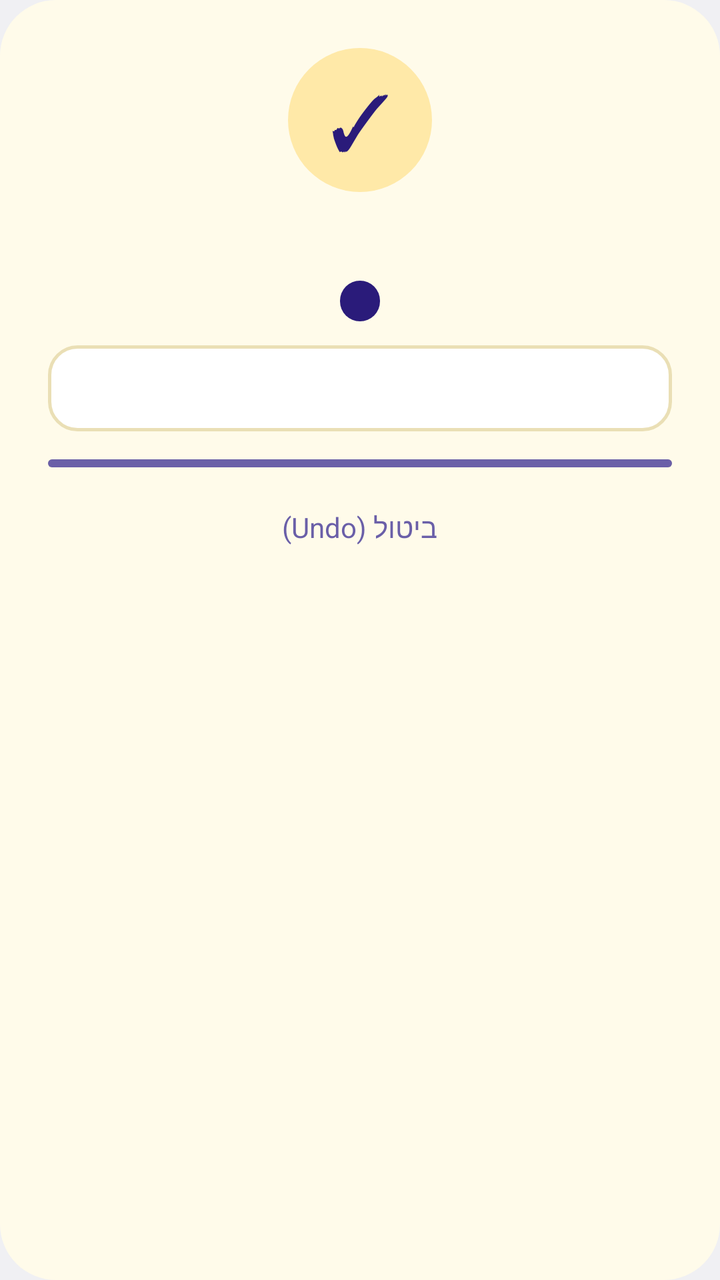
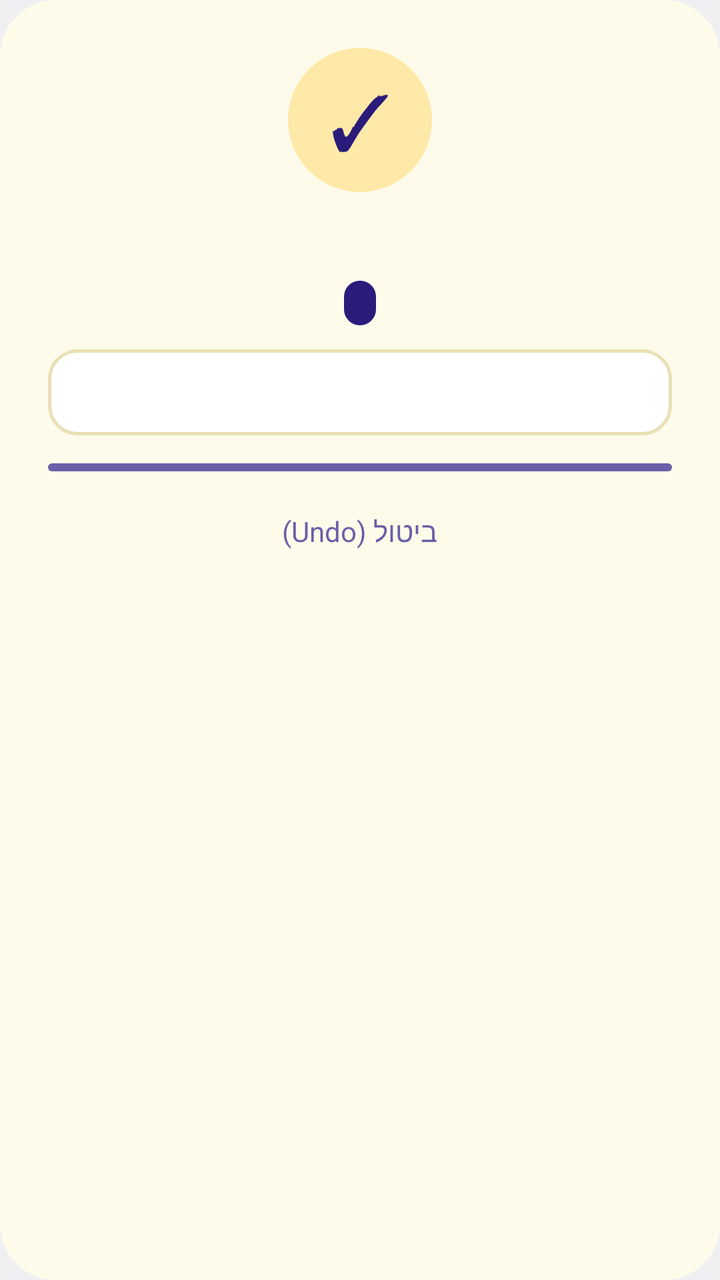

An Android layout rendered at two revisions. The XML below is the earlier revision; the diff shows what the commit changed to produce the second picture.
<!-- AndroidManifest.xml: application theme android:Theme.DeviceDefault.Light.DarkActionBar -->
<!-- res/layout/card_saved.xml -->
<LinearLayout xmlns:android="http://schemas.android.com/apk/res/android"
    android:layout_width="300dp" android:layout_height="wrap_content" android:orientation="vertical"
    android:gravity="center_horizontal" android:padding="24dp" android:background="@drawable/listen_bg"
    android:layoutDirection="rtl">
    <TextView android:id="@+id/check" android:layout_width="72dp" android:layout_height="72dp"
        android:background="@drawable/saved_circle" android:gravity="center" android:text="✓"
        android:textColor="#2A1B7A" android:textSize="38sp" />
    <TextView android:id="@+id/headline" android:layout_width="wrap_content" android:layout_height="wrap_content"
        android:layout_marginTop="14dp" android:gravity="center" android:textColor="#2A1B7A"
        android:textSize="18sp" android:textStyle="bold" />
    <TextView android:id="@+id/chip" android:layout_width="wrap_content" android:layout_height="wrap_content"
        android:layout_marginTop="6dp" android:background="@drawable/chip_task" android:paddingStart="10dp"
        android:paddingEnd="10dp" android:paddingTop="2dp" android:paddingBottom="2dp" android:textColor="#FFC72C"
        android:textSize="12sp" android:textStyle="bold" />
    <TextView android:id="@+id/summary" android:layout_width="match_parent" android:layout_height="wrap_content"
        android:layout_marginTop="12dp" android:background="@drawable/summary_bg" android:gravity="start"
        android:lineSpacingMultiplier="1.3" android:padding="12dp" android:textColor="#2A1B7A" android:textSize="14sp" />
    <LinearLayout android:id="@+id/invites" android:layout_width="match_parent" android:layout_height="wrap_content"
        android:orientation="vertical" android:visibility="gone" />
    <ProgressBar android:id="@+id/countdown" style="@android:style/Widget.ProgressBar.Horizontal"
        android:layout_width="match_parent" android:layout_height="4dp" android:layout_marginTop="14dp"
        android:max="5000" android:progress="5000" android:progressTint="#6A5FA8" android:progressBackgroundTint="#EADFB5" />
    <TextView android:id="@+id/undo" android:minHeight="48dp" android:minWidth="48dp" android:gravity="center" android:layout_width="wrap_content" android:layout_height="wrap_content"
        android:layout_marginTop="6dp" android:padding="8dp" android:text="ביטול (Undo)" android:textColor="#6A5FA8"
        android:textSize="14sp" />
</LinearLayout>
<!-- resources referenced by this layout -->
<resources>
  <!-- drawable chip_task (drawable) -->
  <shape xmlns:android="http://schemas.android.com/apk/res/android"><solid android:color="#FF2A1B7A" /><corners android:radius="12dp" /></shape>
  <!-- drawable listen_bg (drawable) -->
  <shape xmlns:android="http://schemas.android.com/apk/res/android"><solid android:color="#FFFFFBEA" /><corners android:radius="28dp" /></shape>
  <!-- drawable saved_circle (drawable) -->
  <shape xmlns:android="http://schemas.android.com/apk/res/android" android:shape="oval"><solid android:color="#FFFFE9A8" /></shape>
  <!-- drawable summary_bg (drawable) -->
  <shape xmlns:android="http://schemas.android.com/apk/res/android"><solid android:color="#FFFFFFFF" /><stroke android:width="1.5dp" android:color="#FFEADFB5" /><corners android:radius="14dp" /></shape>
</resources>

<!-- the commit's change to res/layout/card_saved.xml (unified diff, before → after) -->
@@ -9,9 +9,9 @@
         android:layout_marginTop="14dp" android:gravity="center" android:textColor="#2A1B7A"
         android:textSize="18sp" android:textStyle="bold" />
     <TextView android:id="@+id/chip" android:layout_width="wrap_content" android:layout_height="wrap_content"
-        android:layout_marginTop="6dp" android:background="@drawable/chip_task" android:paddingStart="10dp"
-        android:paddingEnd="10dp" android:paddingTop="2dp" android:paddingBottom="2dp" android:textColor="#FFC72C"
-        android:textSize="12sp" android:textStyle="bold" />
+        android:layout_marginTop="6dp" android:background="@drawable/chip_task" android:gravity="center_vertical"
+        android:paddingStart="8dp" android:paddingEnd="8dp" android:paddingTop="3dp" android:paddingBottom="3dp"
+        android:textColor="#FFC72C" android:textSize="12sp" android:textStyle="bold" />
     <TextView android:id="@+id/summary" android:layout_width="match_parent" android:layout_height="wrap_content"
         android:layout_marginTop="12dp" android:background="@drawable/summary_bg" android:gravity="start"
         android:lineSpacingMultiplier="1.3" android:padding="12dp" android:textColor="#2A1B7A" android:textSize="14sp" />
